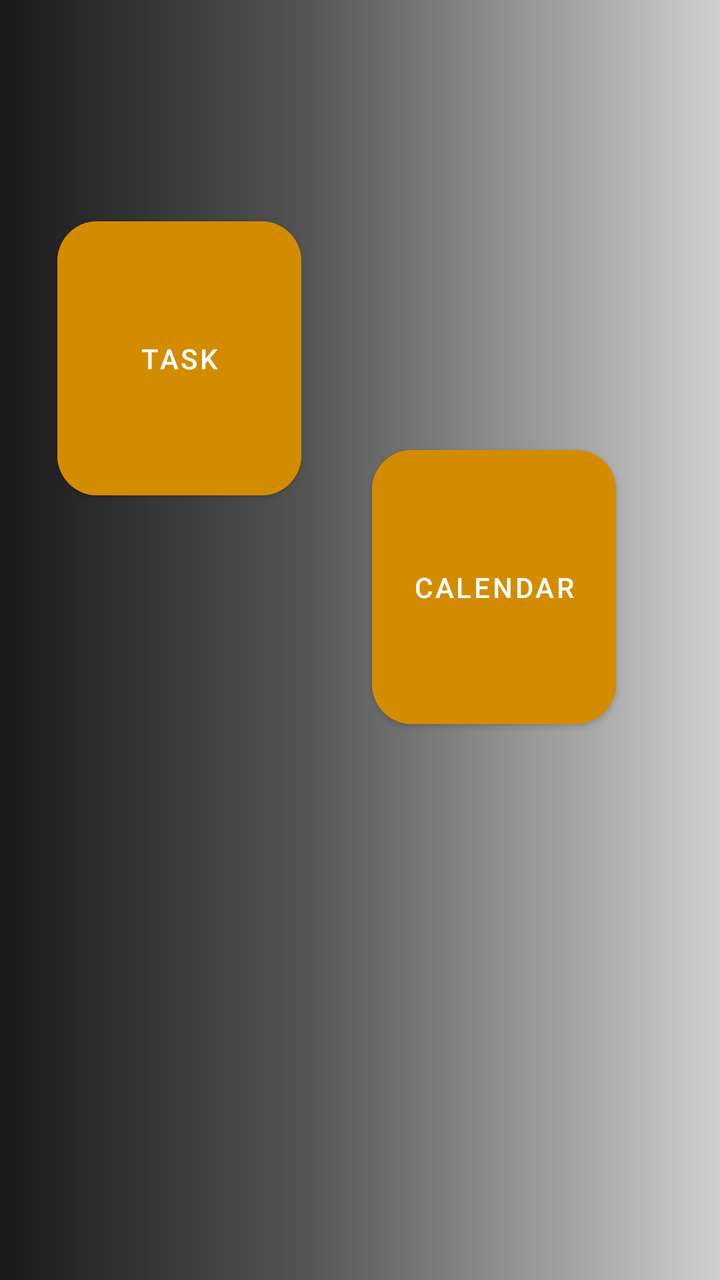
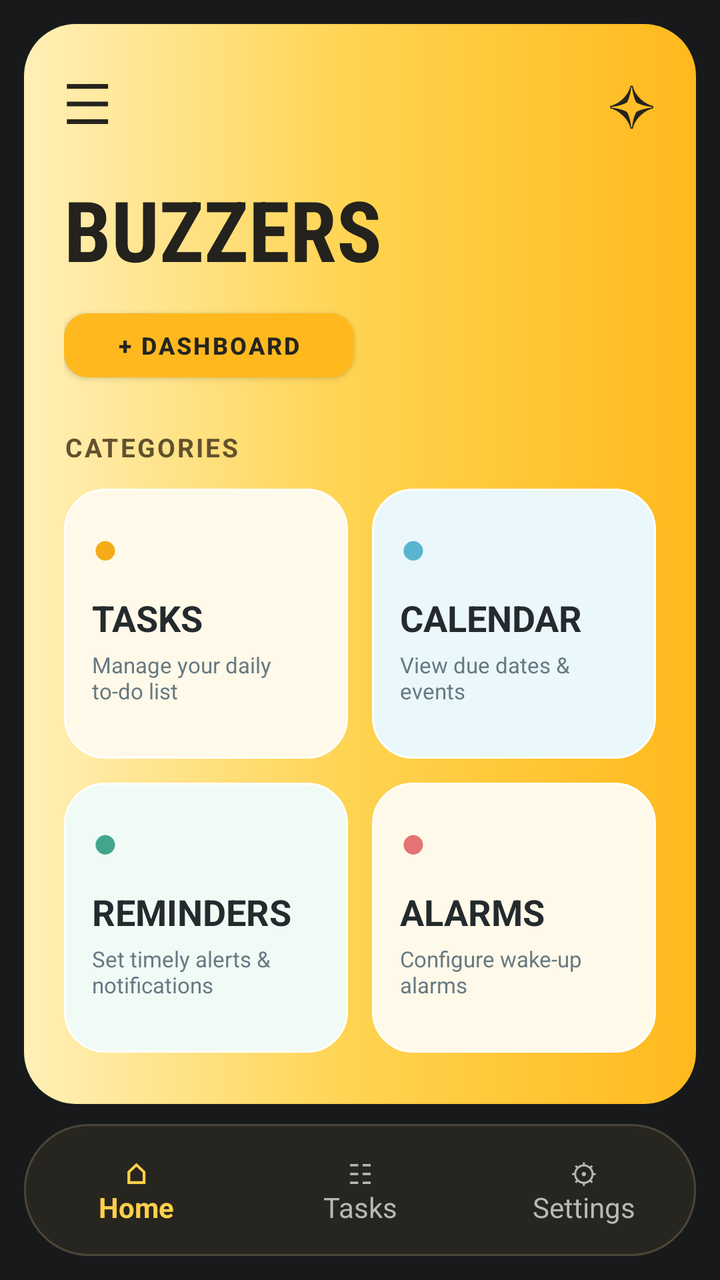

Screens rendered from an Android XML layout before and after an edit, with the pre-edit source and the edit as a unified diff.
<!-- AndroidManifest.xml: application theme Theme._6buzzer -->
<!-- res/layout/activity_main.xml -->
<?xml version="1.0" encoding="utf-8"?>
<androidx.constraintlayout.widget.ConstraintLayout xmlns:android="http://schemas.android.com/apk/res/android"
    xmlns:app="http://schemas.android.com/apk/res-auto"
    xmlns:tools="http://schemas.android.com/tools"
    android:id="@+id/main"
    android:layout_width="match_parent"
    android:layout_height="match_parent"
    tools:context=".Test.MainActivity">

    <ImageView
        android:id="@+id/imageView4"
        android:layout_width="412dp"
        android:layout_height="733dp"
        app:layout_constraintBottom_toBottomOf="parent"
        app:layout_constraintEnd_toEndOf="parent"
        app:layout_constraintHorizontal_bias="1.0"
        app:layout_constraintStart_toStartOf="parent"
        app:layout_constraintTop_toTopOf="parent"
        app:layout_constraintVertical_bias="0.0"
        app:srcCompat="@drawable/header_gradient" />

    <Button
        android:id="@+id/button12"
        android:layout_width="122dp"
        android:layout_height="149dp"
        android:backgroundTint="#D38C00"
        android:text="TASK"
        app:cornerRadius="20dp"
        app:layout_constraintBottom_toBottomOf="parent"
        app:layout_constraintEnd_toEndOf="parent"
        app:layout_constraintHorizontal_bias="0.121"
        app:layout_constraintStart_toStartOf="parent"
        app:layout_constraintTop_toTopOf="parent"
        app:layout_constraintVertical_bias="0.213" />

    <Button
        android:id="@+id/button13"
        android:layout_width="122dp"
        android:layout_height="149dp"
        android:backgroundTint="#D38C00"
        android:text="calendaR"
        app:cornerRadius="20dp"
        app:layout_constraintBottom_toBottomOf="parent"
        app:layout_constraintEnd_toEndOf="parent"
        app:layout_constraintHorizontal_bias="0.782"
        app:layout_constraintStart_toStartOf="parent"
        app:layout_constraintTop_toTopOf="parent"
        app:layout_constraintVertical_bias="0.446" />


</androidx.constraintlayout.widget.ConstraintLayout>
<!-- resources referenced by this layout -->
<resources>
  <!-- drawable header_gradient (drawable) -->
  <?xml version="1.0" encoding="utf-8"?>
  <shape xmlns:android="http://schemas.android.com/apk/res/android">
      <gradient
          android:startColor="#050505"
          android:centerColor="#555555"
          android:endColor="#D0D0D0"
          android:angle="0" />
  </shape>
  <style name="Theme._6buzzer" parent="Theme.MaterialComponents.DayNight.DarkActionBar">
          
          <item name="colorPrimary">@color/purple_500</item>
          <item name="colorPrimaryVariant">@color/purple_700</item>
          <item name="colorOnPrimary">@color/white</item>
          
          <item name="colorSecondary">@color/teal_200</item>
          <item name="colorSecondaryVariant">@color/teal_700</item>
          <item name="colorOnSecondary">@color/black</item>
          
          <item name="android:statusBarColor">?attr/colorPrimaryVariant</item>
          
      </style>
  <color name="purple_500">#FF6200EE</color>
  <color name="purple_700">#FF3700B3</color>
  <color name="white">#FFFFFFFF</color>
  <color name="teal_200">#FF03DAC5</color>
  <color name="teal_700">#FF018786</color>
  <color name="black">#FF000000</color>
</resources>

<!-- the commit's change to res/layout/activity_main.xml (unified diff, before → after) -->
@@ -1,51 +1,340 @@
 <?xml version="1.0" encoding="utf-8"?>
-<androidx.constraintlayout.widget.ConstraintLayout xmlns:android="http://schemas.android.com/apk/res/android"
+<androidx.constraintlayout.widget.ConstraintLayout
+    xmlns:android="http://schemas.android.com/apk/res/android"
     xmlns:app="http://schemas.android.com/apk/res-auto"
     xmlns:tools="http://schemas.android.com/tools"
     android:id="@+id/main"
     android:layout_width="match_parent"
     android:layout_height="match_parent"
-    tools:context=".Test.MainActivity">
-
-    <ImageView
-        android:id="@+id/imageView4"
-        android:layout_width="412dp"
-        android:layout_height="733dp"
+    android:background="#17191B"
+    android:padding="12dp"
+    tools:context=".MainActivity">
+
+    
+    <LinearLayout
+        android:id="@+id/dashboard"
+        android:layout_width="0dp"
+        android:layout_height="0dp"
+        android:orientation="vertical"
+        android:background="@drawable/bg_dashboard_gradient"
+        android:padding="20dp"
+        android:layout_marginBottom="10dp"
+        app:layout_constraintTop_toTopOf="parent"
+        app:layout_constraintBottom_toTopOf="@id/bottomNav"
+        app:layout_constraintStart_toStartOf="parent"
+        app:layout_constraintEnd_toEndOf="parent">
+
+        
+        <LinearLayout
+            android:layout_width="match_parent"
+            android:layout_height="wrap_content"
+            android:gravity="center_vertical"
+            android:orientation="horizontal">
+
+            <TextView
+                android:id="@+id/btnMenu"
+                android:layout_width="0dp"
+                android:layout_height="wrap_content"
+                android:layout_weight="1"
+                android:text="@string/symbol_menu"
+                android:textColor="#25231D"
+                android:textSize="28sp" />
+
+            <TextView
+                android:id="@+id/btnStar"
+                android:layout_width="wrap_content"
+                android:layout_height="wrap_content"
+                android:text="@string/symbol_star"
+                android:textColor="#25231D"
+                android:textSize="28sp" />
+        </LinearLayout>
+
+        
+        <TextView
+            android:layout_width="wrap_content"
+            android:layout_height="wrap_content"
+            android:layout_marginTop="16dp"
+            android:text="@string/title_buzzers"
+            android:textColor="#24221D"
+            android:textSize="42sp"
+            android:textStyle="bold"
+            android:fontFamily="sans-serif-condensed" />
+
+        
+        <Button
+            android:id="@+id/buttonGear"
+            android:layout_width="145dp"
+            android:layout_height="44dp"
+            android:layout_marginTop="8dp"
+            android:backgroundTint="#FFB91F"
+            android:elevation="0dp"
+            android:padding="4dp"
+            android:text="@string/btn_dashboard"
+            android:textColor="#25241F"
+            android:textSize="12sp"
+            android:textStyle="bold"
+            app:cornerRadius="12dp" />
+
+        
+        <TextView
+            android:layout_width="wrap_content"
+            android:layout_height="wrap_content"
+            android:layout_marginTop="20dp"
+            android:layout_marginBottom="12dp"
+            android:text="@string/section_categories"
+            android:textColor="#62512D"
+            android:textSize="13sp"
+            android:textStyle="bold"
+            android:letterSpacing="0.08" />
+
+        
+        <GridLayout
+            android:layout_width="match_parent"
+            android:layout_height="wrap_content"
+            android:columnCount="2"
+            android:rowCount="2"
+            android:useDefaultMargins="false">
+
+            
+            <LinearLayout
+                android:id="@+id/buttonTasks"
+                android:layout_width="0dp"
+                android:layout_height="135dp"
+                android:layout_columnWeight="1"
+                android:layout_marginEnd="6dp"
+                android:layout_marginBottom="12dp"
+                android:orientation="vertical"
+                android:padding="14dp"
+                android:background="@drawable/bg_task_card_done"
+                android:clickable="true"
+                android:focusable="true">
+
+                <LinearLayout
+                    android:layout_width="match_parent"
+                    android:layout_height="wrap_content"
+                    android:gravity="center_vertical"
+                    android:orientation="horizontal">
+
+                    <TextView
+                        android:layout_width="0dp"
+                        android:layout_height="wrap_content"
+                        android:layout_weight="1"
+                        android:text="@string/symbol_bullet"
+                        android:textColor="#F4AC19"
+                        android:textSize="22sp" />
+
+                </LinearLayout>
+
+                <TextView
+                    android:layout_width="wrap_content"
+                    android:layout_height="wrap_content"
+                    android:layout_marginTop="8dp"
+                    android:text="@string/title_tasks"
+                    android:textColor="#242A2D"
+                    android:textSize="18sp"
+                    android:textStyle="bold" />
+
+                <TextView
+                    android:layout_width="wrap_content"
+                    android:layout_height="wrap_content"
+                    android:layout_marginTop="4dp"
+                    android:text="@string/tasks_desc"
+                    android:textColor="#667982"
+                    android:textSize="11sp" />
+            </LinearLayout>
+
+            
+            <LinearLayout
+                android:id="@+id/buttonCalendar"
+                android:layout_width="0dp"
+                android:layout_height="135dp"
+                android:layout_columnWeight="1"
+                android:layout_marginStart="6dp"
+                android:layout_marginBottom="12dp"
+                android:orientation="vertical"
+                android:padding="14dp"
+                android:background="@drawable/bg_task_card_blue"
+                android:clickable="true"
+                android:focusable="true">
+
+                <LinearLayout
+                    android:layout_width="match_parent"
+                    android:layout_height="wrap_content"
+                    android:gravity="center_vertical"
+                    android:orientation="horizontal">
+
+                    <TextView
+                        android:layout_width="0dp"
+                        android:layout_height="wrap_content"
+                        android:layout_weight="1"
+                        android:text="@string/symbol_bullet"
+                        android:textColor="#58B4D0"
+                        android:textSize="22sp" />
+
+
+                </LinearLayout>
+
+                <TextView
+                    android:layout_width="wrap_content"
+                    android:layout_height="wrap_content"
+                    android:layout_marginTop="8dp"
+                    android:text="@string/title_calendar"
+                    android:textColor="#242A2D"
+                    android:textSize="18sp"
+                    android:textStyle="bold" />
+
+                <TextView
+                    android:layout_width="wrap_content"
+                    android:layout_height="wrap_content"
+                    android:layout_marginTop="4dp"
+                    android:text="@string/cal_desc"
+                    android:textColor="#667982"
+                    android:textSize="11sp" />
+            </LinearLayout>
+
+            
+            <LinearLayout
+                android:id="@+id/buttonReminders"
+                android:layout_width="0dp"
+                android:layout_height="135dp"
+                android:layout_columnWeight="1"
+                android:layout_marginEnd="6dp"
+                android:orientation="vertical"
+                android:padding="14dp"
+                android:background="@drawable/bg_task_card_green"
+                android:clickable="true"
+                android:focusable="true">
+
+                <LinearLayout
+                    android:layout_width="match_parent"
+                    android:layout_height="wrap_content"
+                    android:gravity="center_vertical"
+                    android:orientation="horizontal">
+
+                    <TextView
+                        android:layout_width="0dp"
+                        android:layout_height="wrap_content"
+                        android:layout_weight="1"
+                        android:text="@string/symbol_bullet"
+                        android:textColor="#43A68C"
+                        android:textSize="22sp" />
+
+
+                </LinearLayout>
+
+                <TextView
+                    android:layout_width="wrap_content"
+                    android:layout_height="wrap_content"
+                    android:layout_marginTop="8dp"
+                    android:text="@string/title_reminders"
+                    android:textColor="#242A2D"
+                    android:textSize="18sp"
+                    android:textStyle="bold" />
+
+                <TextView
+                    android:layout_width="wrap_content"
+                    android:layout_height="wrap_content"
+                    android:layout_marginTop="4dp"
+                    android:text="@string/rem_desc"
+                    android:textColor="#667982"
+                    android:textSize="11sp" />
+            </LinearLayout>
+
+            
+            <LinearLayout
+                android:id="@+id/buttonAlarms"
+                android:layout_width="0dp"
+                android:layout_height="135dp"
+                android:layout_columnWeight="1"
+                android:layout_marginStart="6dp"
+                android:orientation="vertical"
+                android:padding="14dp"
+                android:background="@drawable/bg_task_card_done"
+                android:clickable="true"
+                android:focusable="true">
+
+                <LinearLayout
+                    android:layout_width="match_parent"
+                    android:layout_height="wrap_content"
+                    android:gravity="center_vertical"
+                    android:orientation="horizontal">
+
+                    <TextView
+                        android:layout_width="0dp"
+                        android:layout_height="wrap_content"
+                        android:layout_weight="1"
+                        android:text="@string/symbol_bullet"
+                        android:textColor="#E57373"
+                        android:textSize="22sp" />
+
+
+                </LinearLayout>
+
+                <TextView
+                    android:layout_width="wrap_content"
+                    android:layout_height="wrap_content"
+                    android:layout_marginTop="8dp"
+                    android:text="@string/title_alarms"
+                    android:textColor="#242A2D"
+                    android:textSize="18sp"
+                    android:textStyle="bold" />
+
+                <TextView
+                    android:layout_width="wrap_content"
+                    android:layout_height="wrap_content"
+                    android:layout_marginTop="4dp"
+                    android:text="@string/alarm_desc"
+                    android:textColor="#667982"
+                    android:textSize="11sp" />
+            </LinearLayout>
+
+        </GridLayout>
+
+    </LinearLayout>
+
+    
+    <LinearLayout
+        android:id="@+id/bottomNav"
+        android:layout_width="0dp"
+        android:layout_height="66dp"
+        android:orientation="horizontal"
+        android:gravity="center"
+        android:background="@drawable/bg_bottom_nav"
         app:layout_constraintBottom_toBottomOf="parent"
-        app:layout_constraintEnd_toEndOf="parent"
-        app:layout_constraintHorizontal_bias="1.0"
         app:layout_constraintStart_toStartOf="parent"
-        app:layout_constraintTop_toTopOf="parent"
-        app:layout_constraintVertical_bias="0.0"
-        app:srcCompat="@drawable/header_gradient" />
-
-    <Button
-        android:id="@+id/button12"
-        android:layout_width="122dp"
-        android:layout_height="149dp"
-        android:backgroundTint="#D38C00"
-        android:text="TASK"
-        app:cornerRadius="20dp"
-        app:layout_constraintBottom_toBottomOf="parent"
-        app:layout_constraintEnd_toEndOf="parent"
-        app:layout_constraintHorizontal_bias="0.121"
-        app:layout_constraintStart_toStartOf="parent"
-        app:layout_constraintTop_toTopOf="parent"
-        app:layout_constraintVertical_bias="0.213" />
-
-    <Button
-        android:id="@+id/button13"
-        android:layout_width="122dp"
-        android:layout_height="149dp"
-        android:backgroundTint="#D38C00"
-        android:text="calendaR"
-        app:cornerRadius="20dp"
-        app:layout_constraintBottom_toBottomOf="parent"
-        app:layout_constraintEnd_toEndOf="parent"
-        app:layout_constraintHorizontal_bias="0.782"
-        app:layout_constraintStart_toStartOf="parent"
-        app:layout_constraintTop_toTopOf="parent"
-        app:layout_constraintVertical_bias="0.446" />
-
+        app:layout_constraintEnd_toEndOf="parent">
+
+        <TextView
+            android:id="@+id/navHome"
+            android:layout_width="0dp"
+            android:layout_height="match_parent"
+            android:layout_weight="1"
+            android:gravity="center"
+            android:text="@string/nav_home"
+            android:textColor="#FFD04B"
+            android:textStyle="bold"
+            android:textSize="14sp" />
+
+        <TextView
+            android:id="@+id/navTasks"
+            android:layout_width="0dp"
+            android:layout_height="match_parent"
+            android:layout_weight="1"
+            android:gravity="center"
+            android:text="@string/nav_tasks"
+            android:textColor="#B8B8B8"
+            android:textSize="14sp" />
+
+        <TextView
+            android:id="@+id/navSettings"
+            android:layout_width="0dp"
+            android:layout_height="match_parent"
+            android:layout_weight="1"
+            android:gravity="center"
+            android:text="@string/nav_settings"
+            android:textColor="#B8B8B8"
+            android:textSize="14sp" />
+
+    </LinearLayout>
 
 </androidx.constraintlayout.widget.ConstraintLayout>
<!-- resource entries referenced after the edit -->
@@ -1,14 +1,60 @@
 <!-- resources referenced by this layout -->
 <resources>
-  <!-- drawable header_gradient (drawable) -->
+  <!-- drawable bg_bottom_nav (drawable) -->
   <?xml version="1.0" encoding="utf-8"?>
   <shape xmlns:android="http://schemas.android.com/apk/res/android">
+      <corners android:radius="32dp" />
+      <solid android:color="#27251F" />
+      <stroke android:width="1dp" android:color="#4B4638" />
+  </shape>
+  <!-- drawable bg_dashboard_gradient (drawable) -->
+  <?xml version="1.0" encoding="utf-8"?>
+  <shape xmlns:android="http://schemas.android.com/apk/res/android">
+      <corners android:radius="26dp" />
       <gradient
-          android:startColor="#050505"
-          android:centerColor="#555555"
-          android:endColor="#D0D0D0"
-          android:angle="0" />
+          android:angle="0"
+          android:startColor="#FFF0B7"
+          android:centerColor="#FFD34F"
+          android:endColor="#FFB91D" />
   </shape>
+  <!-- drawable bg_task_card_blue (drawable) -->
+  <?xml version="1.0" encoding="utf-8"?>
+  <shape xmlns:android="http://schemas.android.com/apk/res/android">
+      <corners android:radius="20dp" />
+      <solid android:color="#EAF7FB" />
+      <stroke android:width="1dp" android:color="#FFFFFF" />
+  </shape>
+  <!-- drawable bg_task_card_done (drawable) -->
+  <?xml version="1.0" encoding="utf-8"?>
+  <shape xmlns:android="http://schemas.android.com/apk/res/android">
+      <corners android:radius="20dp" />
+      <solid android:color="#FFF9E9" />
+      <stroke android:width="1dp" android:color="#FFFFFF" />
+  </shape>
+  <!-- drawable bg_task_card_green (drawable) -->
+  <?xml version="1.0" encoding="utf-8"?>
+  <shape xmlns:android="http://schemas.android.com/apk/res/android">
+      <corners android:radius="20dp" />
+      <solid android:color="#F0FBF5" />
+      <stroke android:width="1dp" android:color="#FFFFFF" />
+  </shape>
+  <string name="alarm_desc">Configure wake-up alarms</string>
+  <string name="btn_dashboard">+ DASHBOARD</string>
+  <string name="cal_desc">View due dates &amp; events</string>
+  <string name="nav_home">⌂\nHome</string>
+  <string name="nav_settings">⚙\nSettings</string>
+  <string name="nav_tasks">☷\nTasks</string>
+  <string name="rem_desc">Set timely alerts &amp; notifications</string>
+  <string name="section_categories">CATEGORIES</string>
+  <string name="symbol_bullet">●</string>
+  <string name="symbol_menu">☰</string>
+  <string name="symbol_star">✧</string>
+  <string name="tasks_desc">Manage your daily to-do list</string>
+  <string name="title_alarms">ALARMS</string>
+  <string name="title_buzzers">BUZZERS</string>
+  <string name="title_calendar">CALENDAR</string>
+  <string name="title_reminders">REMINDERS</string>
+  <string name="title_tasks">TASKS</string>
   <style name="Theme._6buzzer" parent="Theme.MaterialComponents.DayNight.DarkActionBar">
           
           <item name="colorPrimary">@color/purple_500</item>
